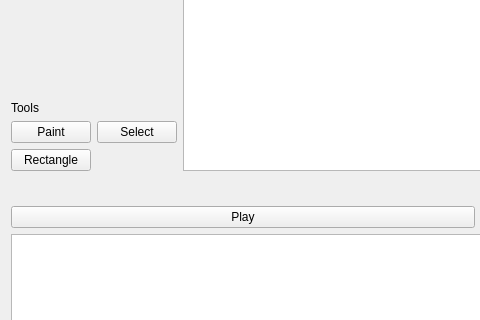
First picture: the form in GraphicsViewTests/cMainWindow.ui, repository TVPDamienL/GraphicsViewTests, before the edit; both pictures show x 0 to 480 and y 367 to 687 of the 955 by 826 pixel window.
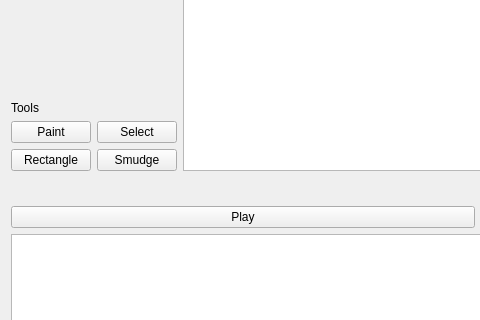
Second picture: the form after the edit. Custom widgets are drawn as their Qt base class.

Commit message: MultiThreaded version for some utilities Added Smudge tool using float working buffers still weird when using the alpha mask

Diff of the .ui file:
```diff
--- a/GraphicsViewTests/cMainWindow.ui
+++ b/GraphicsViewTests/cMainWindow.ui
@@ -170,6 +170,13 @@
             </property>
            </widget>
           </item>
+          <item row="1" column="1">
+           <widget class="QPushButton" name="buttonSmudge">
+            <property name="text">
+             <string>Smudge</string>
+            </property>
+           </widget>
+          </item>
          </layout>
         </item>
        </layout>
```
The commit also changes 20 other files.
